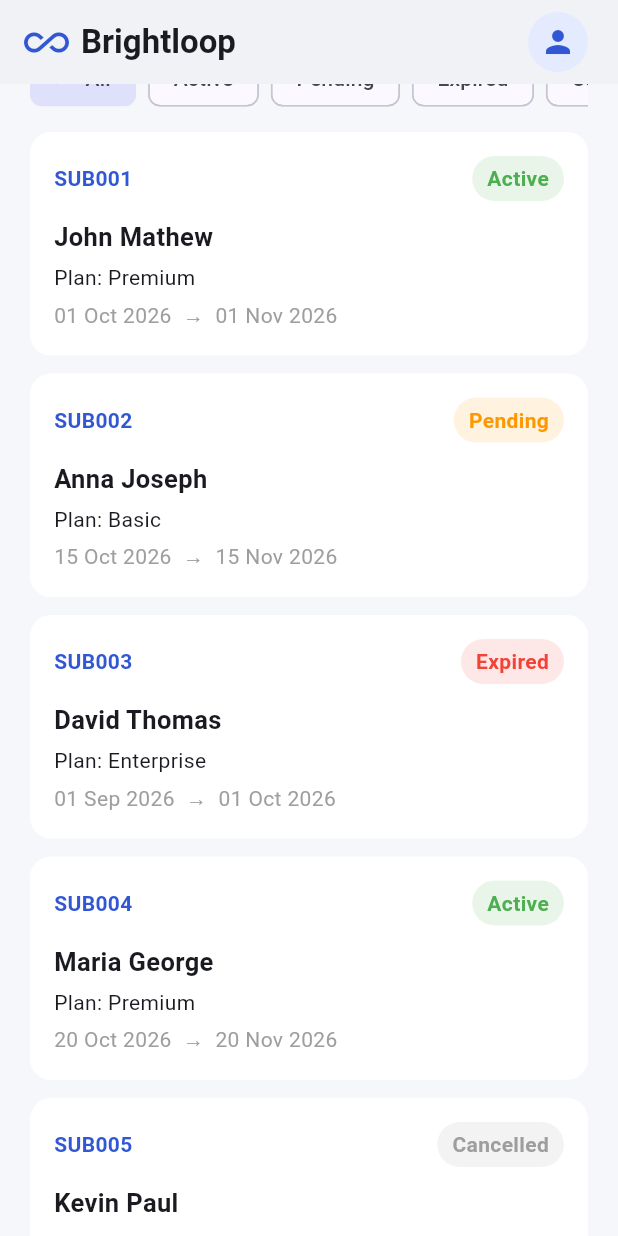
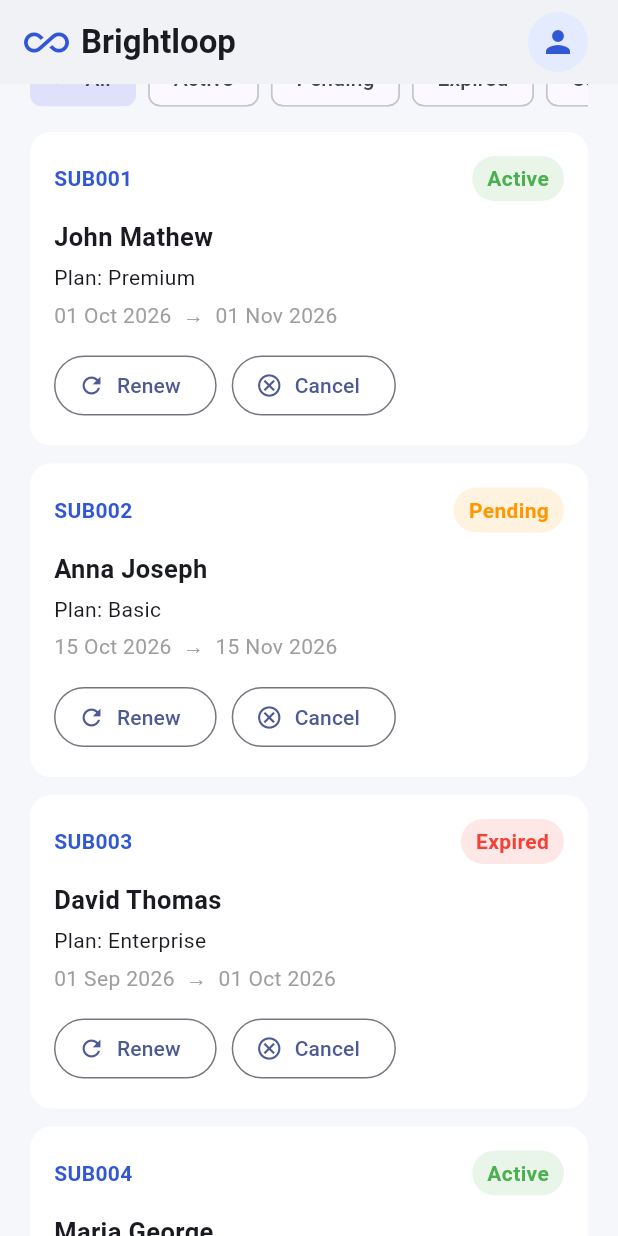
Before and after one commit to ZiyanBiju/Make-a-ton-x-odoo-project, a Flutter app: the screen it shows after launch, scrolled down 576 dp, on a phone screen of 412 x 824 dp. Run offline on Flutter 3.47's test engine with Material 3 defaults, Android fonts, the phone set to English and light mode, and no system bars; our stand-ins replace dio.

Commit message:
Complete subscription renew and cancel features

```diff
--- a/lib/main.dart
+++ b/lib/main.dart
@@ -27,10 +27,10 @@ class Subscription {
   final String customer;
   final String plan;
   final String startDate;
-  final String endDate;
-  final String status;
+  String endDate;
+  String status;
 
-  const Subscription({
+  Subscription({
     required this.id,
     required this.customer,
     required this.plan,
@@ -53,7 +53,7 @@ class _SubscriptionDashboardState extends State<SubscriptionDashboard> {
   String selectedFilter = 'All';
 
   final List<Subscription> subscriptions = [
-    const Subscription(
+    Subscription(
       id: 'SUB001',
       customer: 'John Mathew',
       plan: 'Premium',
@@ -61,7 +61,7 @@ class _SubscriptionDashboardState extends State<SubscriptionDashboard> {
       endDate: '01 Nov 2026',
       status: 'Active',
     ),
-    const Subscription(
+    Subscription(
       id: 'SUB002',
       customer: 'Anna Joseph',
       plan: 'Basic',
@@ -69,7 +69,7 @@ class _SubscriptionDashboardState extends State<SubscriptionDashboard> {
       endDate: '15 Nov 2026',
       status: 'Pending',
     ),
-    const Subscription(
+    Subscription(
       id: 'SUB003',
       customer: 'David Thomas',
       plan: 'Enterprise',
@@ -77,7 +77,7 @@ class _SubscriptionDashboardState extends State<SubscriptionDashboard> {
       endDate: '01 Oct 2026',
       status: 'Expired',
     ),
-    const Subscription(
+    Subscription(
       id: 'SUB004',
       customer: 'Maria George',
       plan: 'Premium',
@@ -85,7 +85,7 @@ class _SubscriptionDashboardState extends State<SubscriptionDashboard> {
       endDate: '20 Nov 2026',
       status: 'Active',
     ),
-    const Subscription(
+    Subscription(
       id: 'SUB005',
       customer: 'Kevin Paul',
       plan: 'Basic',
@@ -368,6 +368,49 @@ class _SubscriptionDashboardState extends State<SubscriptionDashboard> {
               '${subscription.startDate}  →  ${subscription.endDate}',
               style: const TextStyle(color: Colors.grey),
             ),
+            const SizedBox(height: 12),
+            Row(
+              children: [
+                OutlinedButton.icon(
+                  onPressed: subscription.status == 'Cancelled'
+                      ? null
+                      : () {
+                          setState(() {
+                            subscription.status = 'Active';
+                            final newEndDate = DateTime.now().add(
+                              const Duration(days: 30),
+                            );
+                            subscription.endDate =
+                                '${newEndDate.day}/${newEndDate.month}/${newEndDate.year}';
+                          });
+                          ScaffoldMessenger.of(context).showSnackBar(
+                            const SnackBar(
+                              content: Text('Subscription renewed!'),
+                            ),
+                          );
+                        },
+                  icon: const Icon(Icons.refresh),
+                  label: const Text('Renew'),
+                ),
+                const SizedBox(width: 10),
+                OutlinedButton.icon(
+                  onPressed: subscription.status == 'Cancelled'
+                      ? null
+                      : () {
+                          setState(() {
+                            subscription.status = 'Cancelled';
+                          });
+                          ScaffoldMessenger.of(context).showSnackBar(
+                            const SnackBar(
+                              content: Text('Subscription cancelled!'),
+                            ),
+                          );
+                        },
+                  icon: const Icon(Icons.cancel_outlined),
+                  label: const Text('Cancel'),
+                ),
+              ],
+            ),
           ],
         ),
       ),
```
